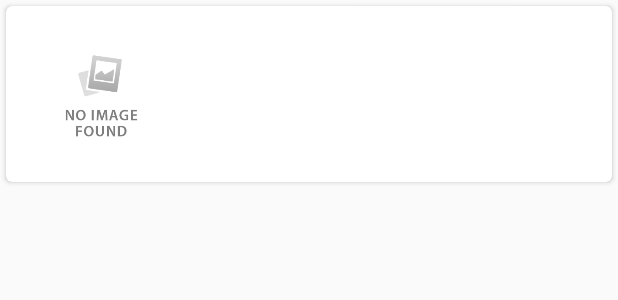
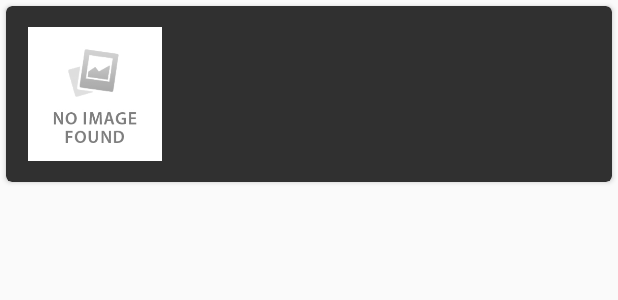
Before and after one commit to AlphaMikeFoxtrot/Shelves-2.0, an Android app: the layout trending_fragment_card_view.xml on its own in the app's theme, with its tools: preview values and no code run, on a phone screen of 412 x 824 dp. Shown: the top 300 px of the screen. Run offline under Robolectric (Android 15) with nearby library versions, the phone set to English and light mode, and no system bars.

Commit message:
changed theme

```diff
--- a/Shelves/app/build.gradle
+++ b/Shelves/app/build.gradle
@@ -23,6 +23,7 @@ dependencies {
     implementation 'com.android.support:appcompat-v7:26.1.0'
     compile 'com.android.support:cardview-v7:26.1.0'
     compile 'com.android.support:recyclerview-v7:26.1.0'
+    implementation 'com.squareup.picasso:picasso:2.71828'
     implementation 'com.android.support:design:26.1.0'
     implementation 'com.android.support.constraint:constraint-layout:1.0.2'
     implementation 'com.google.firebase:firebase-auth:11.8.0'
--- a/Shelves/app/src/main/res/layout/activity_home.xml
+++ b/Shelves/app/src/main/res/layout/activity_home.xml
@@ -16,6 +16,7 @@
             android:layout_width="match_parent"
             android:layout_height="?attr/actionBarSize"
             android:background="@color/colorPrimary"
+            android:theme="@style/MyOverflowButtonStyle"
             android:id="@+id/home_act_tool">
 
             <TextView
@@ -34,8 +35,9 @@
             android:layout_width="match_parent"
             android:layout_height="wrap_content"
             app:tabGravity="fill"
-            app:tabIndicatorColor="@android:color/black"
+            app:tabIndicatorColor="@android:color/white"
             app:tabMode="fixed"
+            app:tabSelectedTextColor="@android:color/white"
             app:tabTextColor="@android:color/white"
             android:id="@+id/home_activity_tab_layout">
 
@@ -48,6 +50,6 @@
     <android.support.v4.view.ViewPager
         android:layout_width="match_parent"
         android:layout_height="match_parent"
-        android:id="@+id/home_activity_view_pager"></android.support.v4.view.ViewPager>
+        android:id="@+id/home_activity_view_pager"/>
 
 </LinearLayout>
--- a/Shelves/app/src/main/res/layout/fragment_home_trending_list.xml
+++ b/Shelves/app/src/main/res/layout/fragment_home_trending_list.xml
@@ -4,6 +4,7 @@
     android:layout_width="match_parent"
     android:layout_height="match_parent"
     android:gravity="center"
+    android:background="@android:color/black"
     tools:context="com.anonymous.shelves.HomeTrendingListFragment">
 
     <!-- TODO: Update blank fragment layout -->
--- a/Shelves/app/src/main/res/layout/trending_fragment_card_view.xml
+++ b/Shelves/app/src/main/res/layout/trending_fragment_card_view.xml
@@ -6,17 +6,17 @@
     android:layout_width="match_parent"
     android:layout_height="125dp">
 
-
-
     <android.support.v7.widget.CardView
         xmlns:app="http://schemas.android.com/apk/res-auto"
         xmlns:android="http://schemas.android.com/apk/res/android"
         xmlns:tool="http://schemas.android.com/tools"
         android:layout_width="match_parent"
         android:layout_height="match_parent"
+        android:background="@color/colorAccent"
+        app:cardBackgroundColor="@color/colorAccent"
         app:cardCornerRadius="4dp"
         android:layout_margin="4dp"
-        app:contentPadding="8dp">
+        app:contentPadding="2dp">
 
         <LinearLayout
             android:layout_width="match_parent"
@@ -41,6 +41,7 @@
                 android:orientation="vertical">
 
                 <TextView
+                    android:textColor="@android:color/white"
                     android:id="@+id/book_title"
                     android:layout_width="match_parent"
                     android:layout_height="0dp"
@@ -53,6 +54,7 @@
                     android:gravity="start|center"/>
 
                 <TextView
+                    android:textColor="@android:color/white"
                     android:id="@+id/book_author"
                     android:layout_width="match_parent"
                     android:layout_height="0dp"
@@ -69,6 +71,7 @@
                     android:orientation="horizontal">
 
                     <TextView
+                        android:textColor="@android:color/white"
                         android:id="@+id/book_rank"
                         tool:text="Rank : 1"
                         android:textStyle="bold"
@@ -78,6 +81,7 @@
                         android:layout_gravity="end"/>
 
                     <TextView
+                        android:textColor="@android:color/white"
                         android:id="@+id/book_rank_last_week"
                         tool:text="Rank Last Week : 1"
                         android:textStyle="bold"
--- a/Shelves/app/src/main/res/values/colors.xml
+++ b/Shelves/app/src/main/res/values/colors.xml
@@ -1,6 +1,6 @@
 <?xml version="1.0" encoding="utf-8"?>
 <resources>
-    <color name="colorPrimary">#F44336</color>
-    <color name="colorPrimaryDark">#D32F2F</color>
-    <color name="colorAccent">#4169e1 </color>
+    <color name="colorPrimary">#be2837</color>
+    <color name="colorPrimaryDark">#98212b</color>
+    <color name="colorAccent">#303030</color>
 </resources>
--- a/Shelves/app/src/main/res/values/strings.xml
+++ b/Shelves/app/src/main/res/values/strings.xml
@@ -6,6 +6,7 @@
     <string name="check_username_url">http://fardeenpanjwani.com/library/login/check_login.php</string>
     <string name="create_user_url">http://fardeenpanjwani.com/library/insert/insert_new_user.php</string>
     <string name="get_user_uuid_url">http://fardeenpanjwani.com/library/get/get_uuid.php</string>
+    <string name="get_google_books_base_url">https://www.googleapis.com/books/v1/volumes?q=isbn:</string>
     <string name="get_bestseller_ny_times">https://api.nytimes.com/svc/books/v3/lists.json?list=hardcover-fiction&amp;api-key=0e0bdc62a8a34068a04c91fc38eda500</string>
 
     <!--****************************** Shared Preferences ******************************************-->
```
Also changed, not shown: Shelves/app/src/main/java/com/anonymous/shelves/Adapters/HomeTrendingRVAdapter.java (+6 -1 lines), Shelves/app/src/main/java/com/anonymous/shelves/Classes/TrendingBookClass.java (+13 -11 lines), Shelves/app/src/main/java/com/anonymous/shelves/HomeTrendingListFragment.java (+82 -2 lines), 1 other file.
